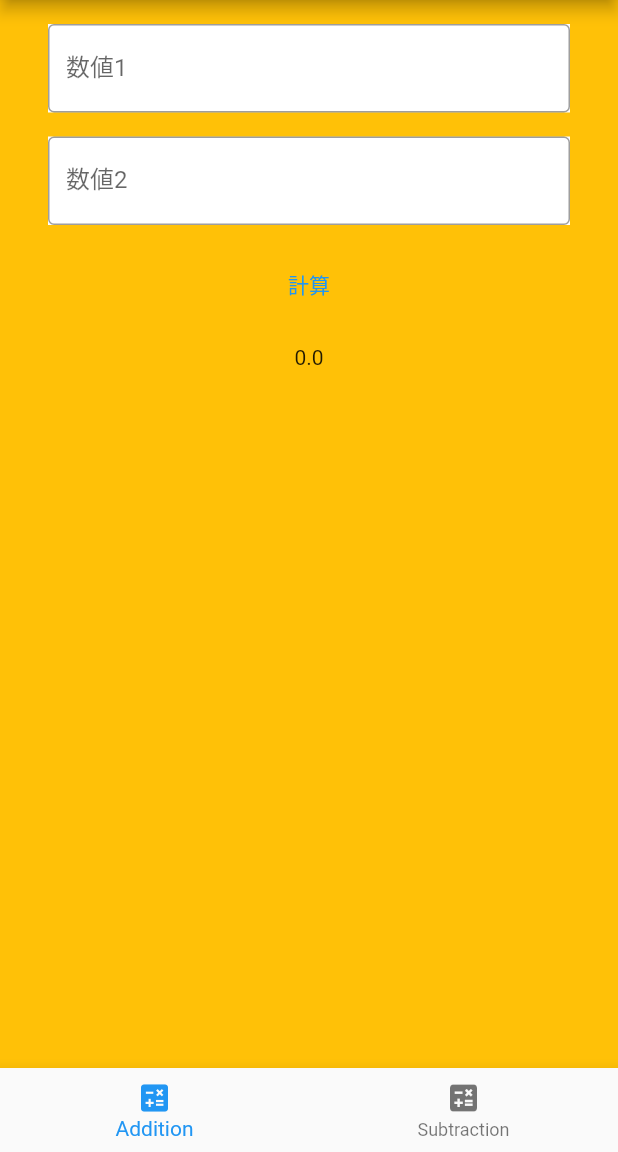
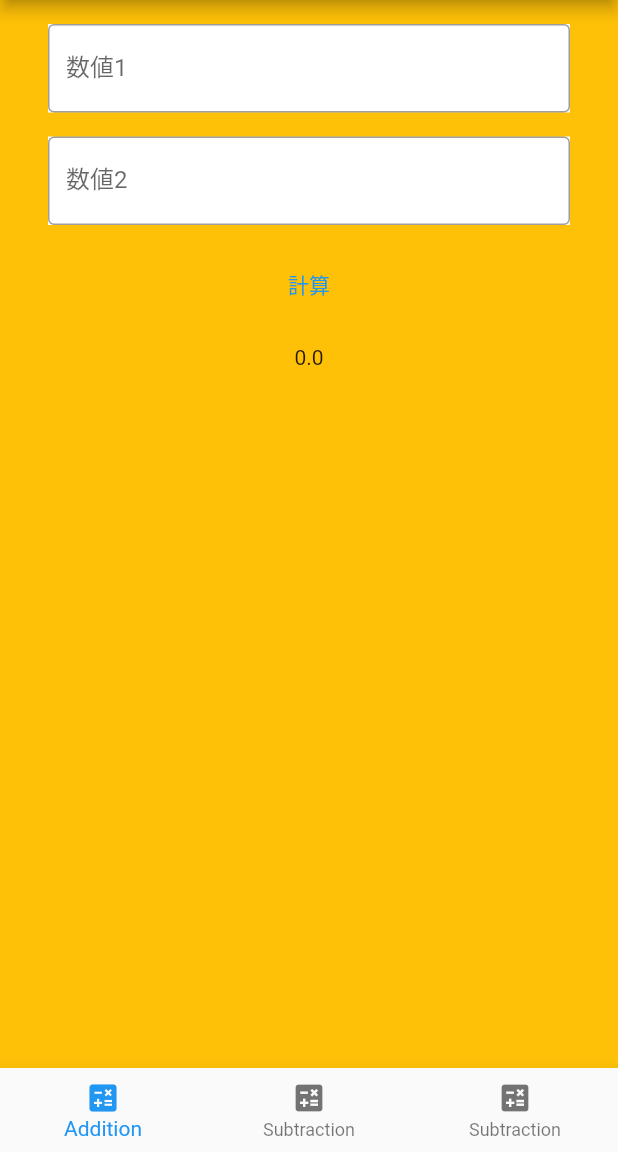
Before and after one commit to akio0911/-akio0911_kadai7, a Flutter app: the screen it shows after launch, on a phone screen of 412 x 824 dp, the part 84-1236 px from its top. Run offline on Flutter 3.47's test engine with Material 2 defaults, Android fonts, the phone set to English and light mode, and no system bars.

```diff
--- a/lib/main.dart
+++ b/lib/main.dart
@@ -31,8 +31,19 @@ class _MyHomePageState extends State<MyHomePage> {
   int _selectedPageIndex = 0;
 
   static List<Widget> _pageList = [
-    AdditionPage(),
-    SubtractionPage(),
+    CalculationPage(
+        calculate: (value1, value2){
+          return value1 + value2;
+        },
+        backgroundColor: Colors.amber,
+    ),
+    CalculationPage(
+        calculate: (value1, value2){
+          return value1 - value2;
+        },
+        backgroundColor: Colors.lightGreen,
+    ),
+    Container(),
   ];
 
   @override
@@ -41,15 +52,16 @@ class _MyHomePageState extends State<MyHomePage> {
       appBar: AppBar(
         title: Text(widget.title),
       ),
-      body: IndexedStack(
-        index: _selectedPageIndex,
-        children: _pageList,
-      ),
+      body: _pageList[_selectedPageIndex],
       bottomNavigationBar: BottomNavigationBar(
         items: [
           BottomNavigationBarItem(
             icon: Icon(Icons.calculate),
             label: 'Addition',
+          ),
+          BottomNavigationBarItem(
+            icon: Icon(Icons.calculate),
+            label: 'Subtraction',
           ),
           BottomNavigationBarItem(
             icon: Icon(Icons.calculate),
@@ -68,20 +80,17 @@ class _MyHomePageState extends State<MyHomePage> {
 }
 
 class CalculationPage extends StatefulWidget {
+  final double Function(double, double) _calculate;
+  final Color _backgroundColor;
+
   CalculationPage({
     Key key,
-  }) : super(key: key);
+    double Function(double, double) calculate,
+    Color backgroundColor
+  }) : this._calculate = calculate, this._backgroundColor = backgroundColor, super(key: key);
 
   @override
   _CalculationPageState createState() => _CalculationPageState();
-
-  double calculate({double value1, double value2}) {
-    return 0;
-  }
-
-  Color backgroundColor() {
-    return Colors.white;
-  }
 }
 
 class _CalculationPageState extends State<CalculationPage> {
@@ -114,7 +123,7 @@ class _CalculationPageState extends State<CalculationPage> {
     return Container(
       child: items,
       padding: EdgeInsets.fromLTRB(32, 0, 32, 0),
-      color: widget.backgroundColor(),
+      color: widget._backgroundColor,
     );
   }
 
@@ -142,7 +151,7 @@ class _CalculationPageState extends State<CalculationPage> {
           }
 
           setState(() {
-            _resultValue = widget.calculate(value1: value1, value2: value2);
+            _resultValue = widget._calculate(value1, value2);
           });
         },
         child: Text('計算', style: TextStyle(color: Colors.blue))
@@ -153,27 +162,3 @@ class _CalculationPageState extends State<CalculationPage> {
     return Text('$_resultValue');
   }
 }
-
-class AdditionPage extends CalculationPage {
-  @override
-  double calculate({double value1, double value2}) {
-    return value1 + value2;
-  }
-
-  @override
-  Color backgroundColor() {
-    return Colors.amber;
-  }
-}
-
-class SubtractionPage extends CalculationPage {
-  @override
-  double calculate({double value1, double value2}) {
-    return value1 - value2;
-  }
-
-  @override
-  Color backgroundColor() {
-    return Colors.lightGreen;
-  }
-}
```
